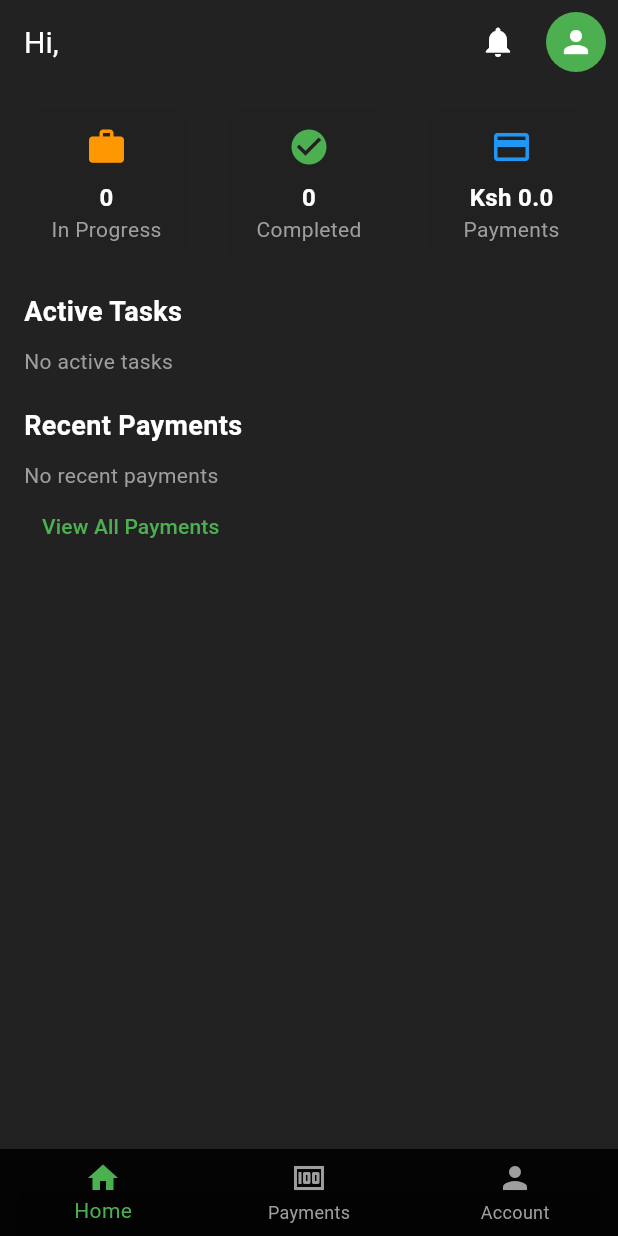
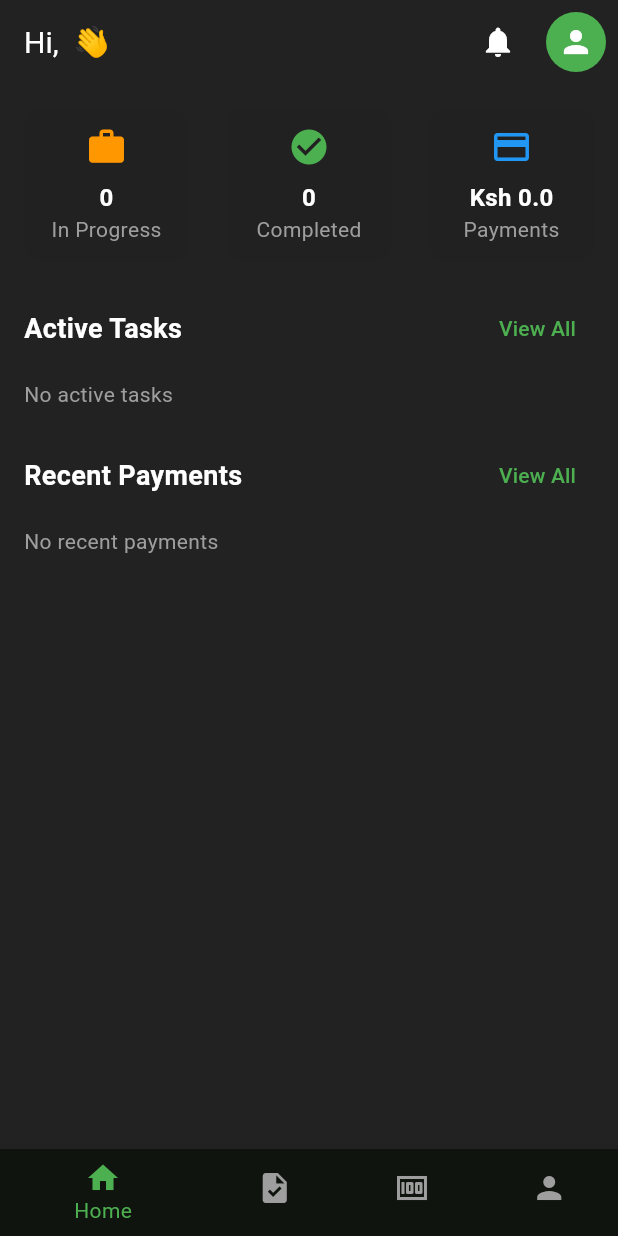
Before and after one commit to machageDev/system-helawork, a Flutter app: the screen it shows after launch, after a tap on "Login", on a phone screen of 412 x 824 dp. Run offline on Flutter 3.47's test engine with Material 3 defaults, Android fonts, the phone set to English and light mode, and no system bars; our stand-ins replace shared_preferences; network calls fail.

```diff
--- a/flutterapp/helawork_app/lib/Api/api_service.dart
+++ b/flutterapp/helawork_app/lib/Api/api_service.dart
@@ -22,9 +22,10 @@ Future<Map<String, dynamic>> register(String name, String email, String password
       body: jsonEncode({
         "name": name,
         "email": email,
+        "phone_number": phoneNO,
         "password": password,
         "confirmPassword": confirmPassword,
-        "phone_number": phoneNO,
+
       }),
     );
 
--- a/flutterapp/helawork_app/lib/home/dashboard_page.dart
+++ b/flutterapp/helawork_app/lib/home/dashboard_page.dart
@@ -2,6 +2,7 @@ import 'package:flutter/material.dart';
 import 'package:helawork_app/Api/api_service.dart';
 import 'package:helawork_app/home/payment_summary_page.dart';
 import 'package:helawork_app/home/user_profile_screen.dart';
+import 'package:helawork_app/home/task_page.dart';
 
 class DashboardPage extends StatefulWidget {
   const DashboardPage({super.key});
@@ -15,11 +16,10 @@ class _DashboardPageState extends State<DashboardPage> {
   int inProgress = 0;
   int completed = 0;
   double totalPayments = 0.0;
-  List<dynamic> activeTasks = [];
-  List<dynamic> recentPayments = [];
+  List<Map<String, dynamic>> activeTasks = [];
+  List<Map<String, dynamic>> recentPayments = [];
 
   int _selectedIndex = 0;
-
 
   final Color bgColor = Colors.black87;
   final Color cardColor = Colors.grey.shade900;
@@ -36,8 +36,11 @@ class _DashboardPageState extends State<DashboardPage> {
       final apiService = ApiService();
 
       final profile = await apiService.getUserProfile();
-      final tasks = await ApiService.getTasks();
-      final payments = await ApiService.getPaymentSummary();
+      final tasksRaw = await ApiService.getTasks();
+      final paymentsRaw = await ApiService.getPaymentSummary();
+
+      final tasks = List<Map<String, dynamic>>.from(tasksRaw);
+      final payments = Map<String, dynamic>.from(paymentsRaw);
 
       setState(() {
         userName = profile["name"] ?? "User";
@@ -47,26 +50,35 @@ class _DashboardPageState extends State<DashboardPage> {
         totalPayments = payments["total_earnings"]?.toDouble() ?? 0.0;
 
         activeTasks = tasks.take(3).toList();
-        recentPayments = payments["recent"] ?? [];
+        recentPayments = List<Map<String, dynamic>>.from(payments["recent"] ?? []);
       });
     } catch (e) {
-      debugPrint(" Error loading data: $e");
+      debugPrint("Error loading data: $e");
     }
   }
 
   void _onItemTapped(int index) {
     setState(() => _selectedIndex = index);
 
-    if (index == 1) {
+    switch (index) {
+      case 1:
+        Navigator.push(
+          context,
+          MaterialPageRoute(builder: (_) => const TaskPage()),
+        );
+        break;
+      case 2:
         Navigator.push(
           context,
           MaterialPageRoute(builder: (_) => const PaymentSummaryPage()),
         );
-    } else if (index == 2) {
+        break;
+      case 3:
         Navigator.push(
           context,
           MaterialPageRoute(builder: (_) => const UserProfileScreen()),
         );
+        break;
     }
   }
 
@@ -78,15 +90,13 @@ class _DashboardPageState extends State<DashboardPage> {
         backgroundColor: Colors.transparent,
         elevation: 0,
         title: Text(
-          "Hi, $userName ",
+          "Hi, $userName 👋",
           style: const TextStyle(color: Colors.white, fontSize: 20),
         ),
         actions: [
           IconButton(
             icon: const Icon(Icons.notifications, color: Colors.white),
-            onPressed: () {
-              // TODO: Notifications screen
-            },
+            onPressed: () {},
           ),
           IconButton(
             icon: const CircleAvatar(
@@ -110,7 +120,7 @@ class _DashboardPageState extends State<DashboardPage> {
           child: Column(
             crossAxisAlignment: CrossAxisAlignment.start,
             children: [
-              //  Quick Summary
+              // Quick Stats
               Row(
                 mainAxisAlignment: MainAxisAlignment.spaceBetween,
                 children: [
@@ -121,10 +131,24 @@ class _DashboardPageState extends State<DashboardPage> {
               ),
               const SizedBox(height: 20),
 
-              //  Active Tasks
+              // Active Tasks Section
+              Row(
+                mainAxisAlignment: MainAxisAlignment.spaceBetween,
+                children: [
                   const Text(
                     "Active Tasks",
                     style: TextStyle(color: Colors.white, fontSize: 18, fontWeight: FontWeight.bold),
+                  ),
+                  TextButton(
+                    onPressed: () {
+                      Navigator.push(
+                        context,
+                        MaterialPageRoute(builder: (_) => const TaskPage()),
+                      );
+                    },
+                    child: const Text("View All", style: TextStyle(color: Colors.green)),
+                  )
+                ],
               ),
               const SizedBox(height: 10),
               if (activeTasks.isEmpty)
@@ -137,10 +161,24 @@ class _DashboardPageState extends State<DashboardPage> {
                     )),
               const SizedBox(height: 20),
 
-              // Recent Payments
+              // Recent Payments Section
+              Row(
+                mainAxisAlignment: MainAxisAlignment.spaceBetween,
+                children: [
                   const Text(
                     "Recent Payments",
                     style: TextStyle(color: Colors.white, fontSize: 18, fontWeight: FontWeight.bold),
+                  ),
+                  TextButton(
+                    onPressed: () {
+                      Navigator.push(
+                        context,
+                        MaterialPageRoute(builder: (_) => const PaymentSummaryPage()),
+                      );
+                    },
+                    child: const Text("View All", style: TextStyle(color: Colors.green)),
+                  )
+                ],
               ),
               const SizedBox(height: 10),
               if (recentPayments.isEmpty)
@@ -152,21 +190,10 @@ class _DashboardPageState extends State<DashboardPage> {
                       p["date"] ?? "N/A",
                       p["status"] ?? "Pending",
                     )),
-              TextButton(
-                onPressed: () {
-                  Navigator.push(
-                    context,
-                    MaterialPageRoute(builder: (_) => const PaymentSummaryPage()),
-                  );
-                },
-                child: const Text("View All Payments", style: TextStyle(color: Colors.green)),
-              ),
             ],
           ),
         ),
       ),
-
-      //  Bottom Navigation Bar
       bottomNavigationBar: BottomNavigationBar(
         currentIndex: _selectedIndex,
         onTap: _onItemTapped,
@@ -175,14 +202,13 @@ class _DashboardPageState extends State<DashboardPage> {
         unselectedItemColor: subTextColor,
         items: const [
           BottomNavigationBarItem(icon: Icon(Icons.home), label: "Home"),
+          BottomNavigationBarItem(icon: Icon(Icons.task), label: "Tasks"),
           BottomNavigationBarItem(icon: Icon(Icons.money), label: "Payments"),
           BottomNavigationBarItem(icon: Icon(Icons.person), label: "Account"),
         ],
       ),
     );
   }
-
-
 
   Widget _buildStatCard(String title, String value, IconData icon, Color color) {
     return Container(
```
Lines whose indentation alone changed are shown as unchanged.
